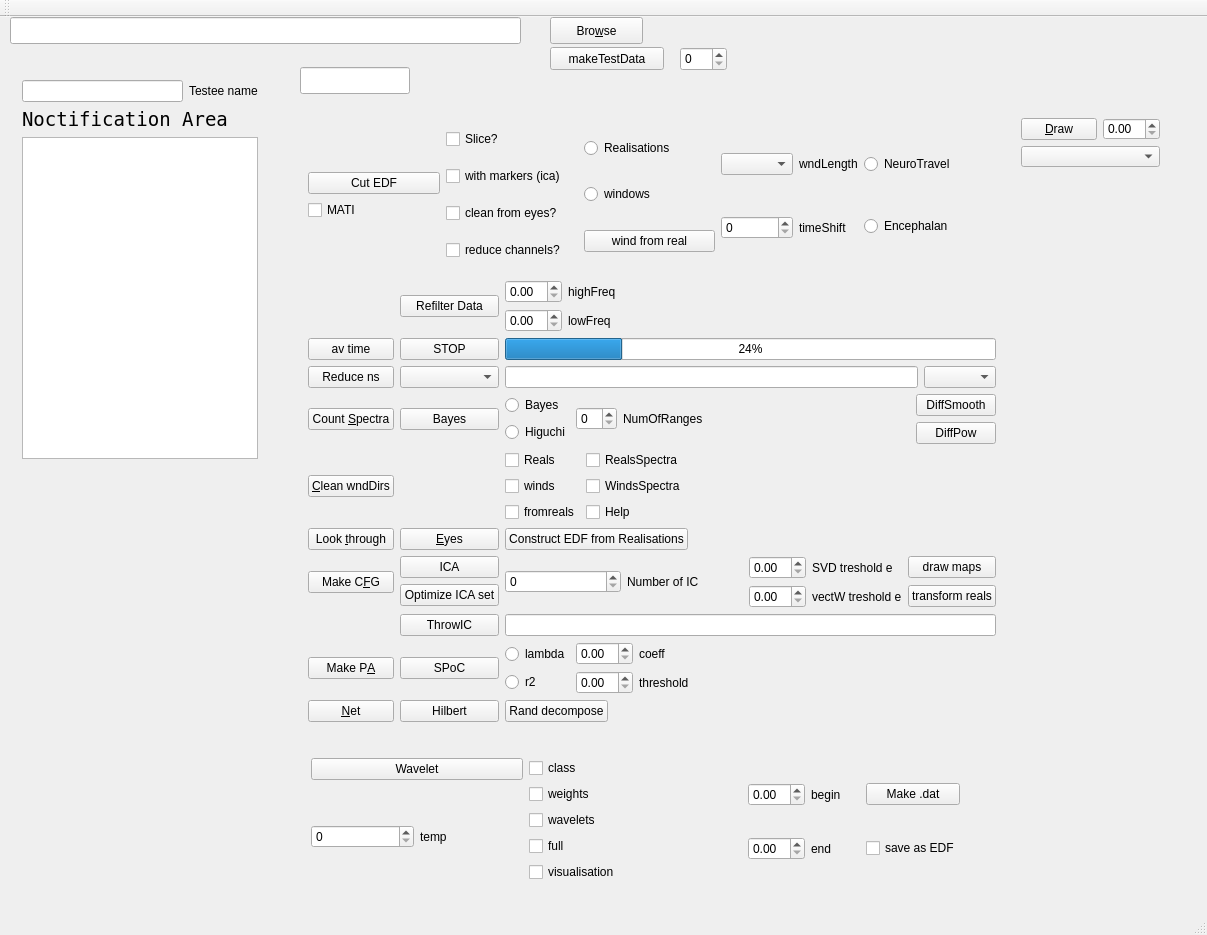
Before: the Qt Designer form mainwindow.ui in ArtfulVampire/SecondGUIrepo, drawn with Qt 5.
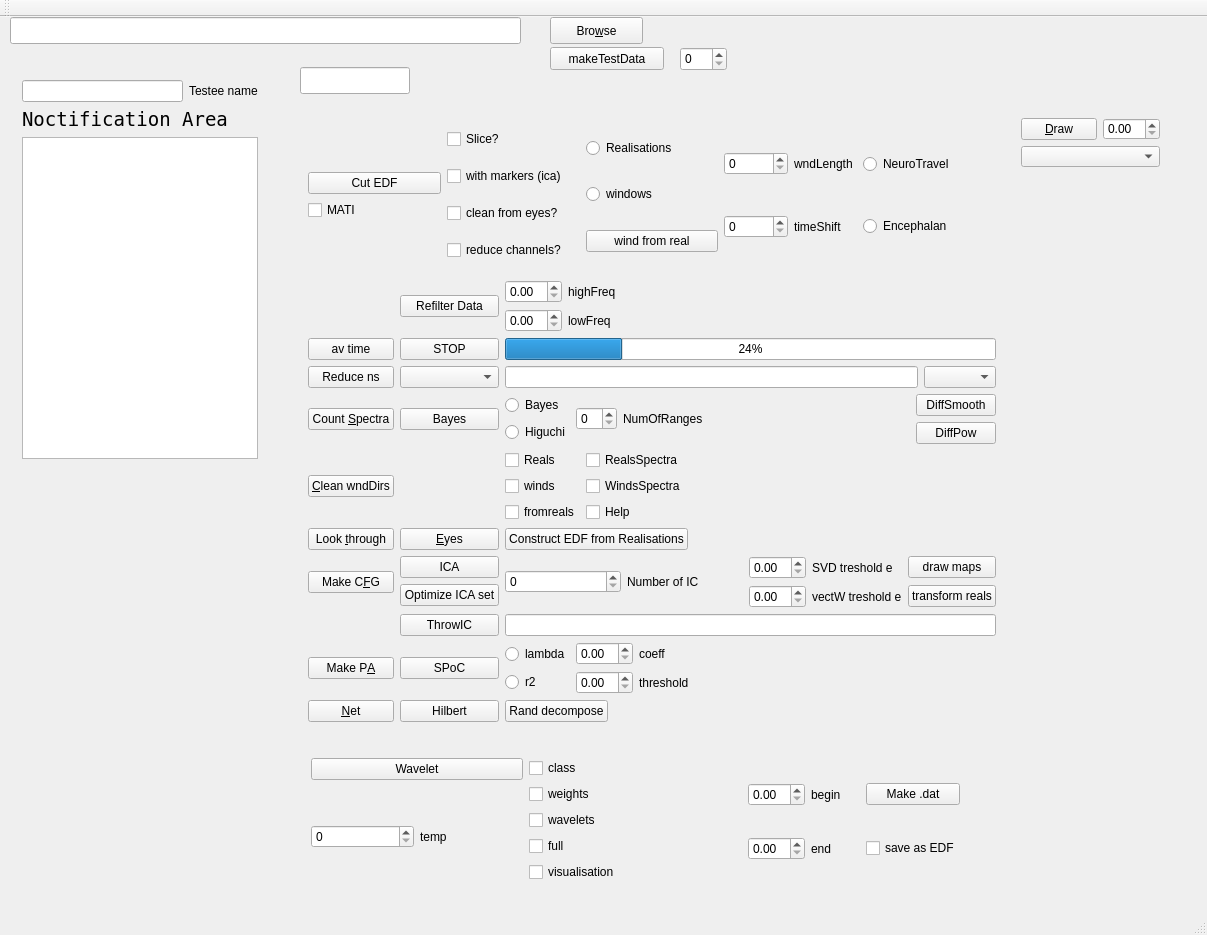
After: the same form once the commit is applied.

```diff
--- a/mainwindow.ui
+++ b/mainwindow.ui
@@ -344,9 +344,6 @@
        </item>
        <item>
         <layout class="QGridLayout" name="gridLayout">
-         <item row="0" column="0">
-          <widget class="QComboBox" name="wndLengthBox"/>
-         </item>
          <item row="0" column="1">
           <widget class="QLabel" name="label_2">
            <property name="text">
@@ -364,6 +361,9 @@
            </property>
           </widget>
          </item>
+         <item row="0" column="0">
+          <widget class="QSpinBox" name="windowLengthBox"/>
+         </item>
         </layout>
        </item>
        <item>
```
Left out of the diff: 12 changed lines with no effect on the pictures.
